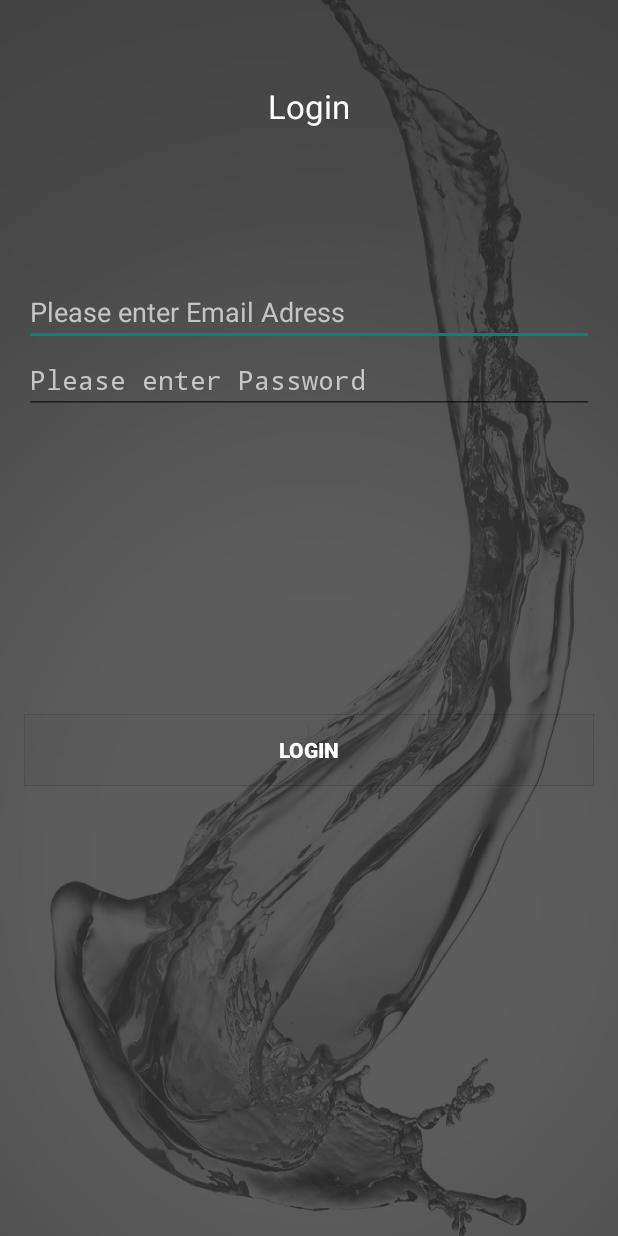
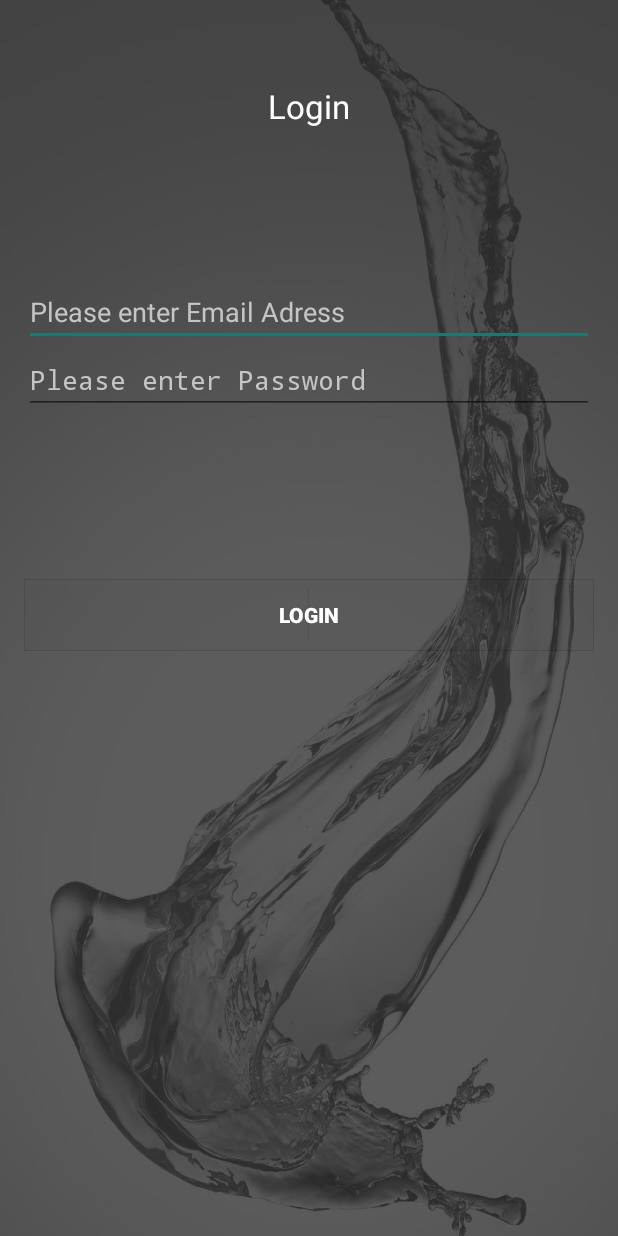
Before and after one commit to Rakatak/LiquidRakatak, an Android app: the LoginActivity screen opened directly, with no data from a screen before it, on a phone screen of 412 x 824 dp. Run offline under Robolectric (Android 15) with nearby library versions, the phone set to English and light mode, and no system bars; 2 statements that could not run were skipped.

Commit message:
new padding

```diff
--- a/app/src/main/res/layout/activity_login.xml
+++ b/app/src/main/res/layout/activity_login.xml
@@ -48,7 +48,7 @@
 
             <Button android:id="@+id/email_sign_in_button" style="@style/Base.Widget.AppCompat.Button"
                 android:layout_width="match_parent" android:layout_height="wrap_content"
-                android:layout_marginTop="200dp" android:text="Login"
+                android:layout_marginTop="110dp" android:text="Login"
                 android:textStyle="bold"
                 android:background="@drawable/abc_ab_share_pack_mtrl_alpha"
                 android:textColor="#ffffff" />
```
Also changed, not shown: 1 other file.
